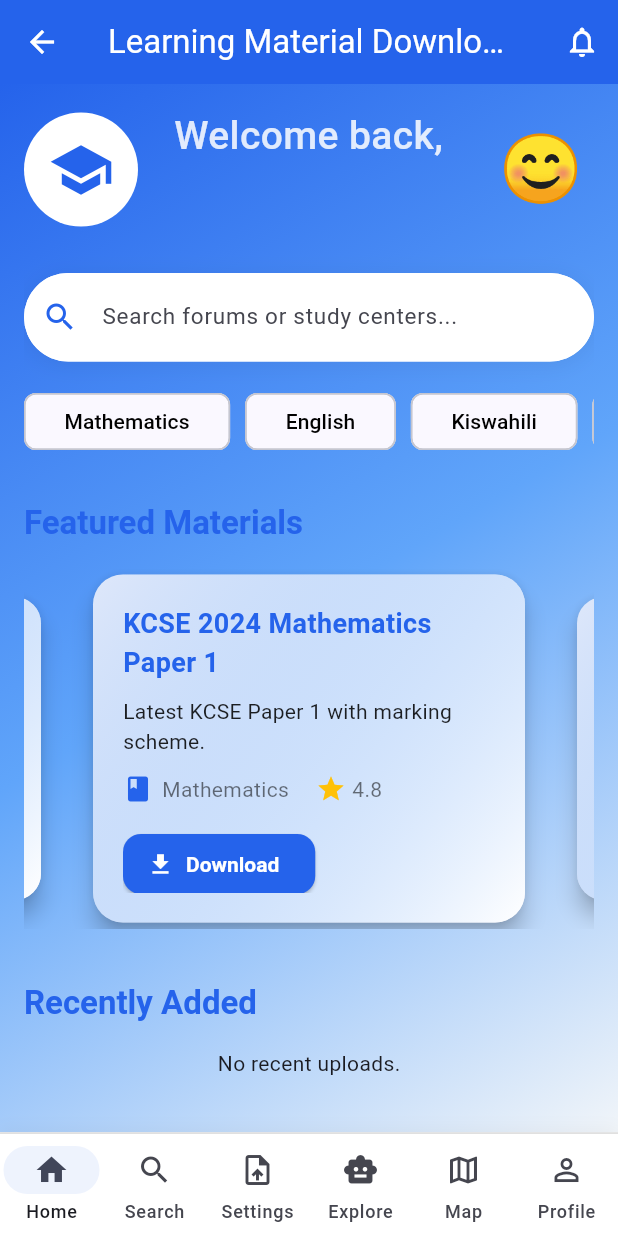
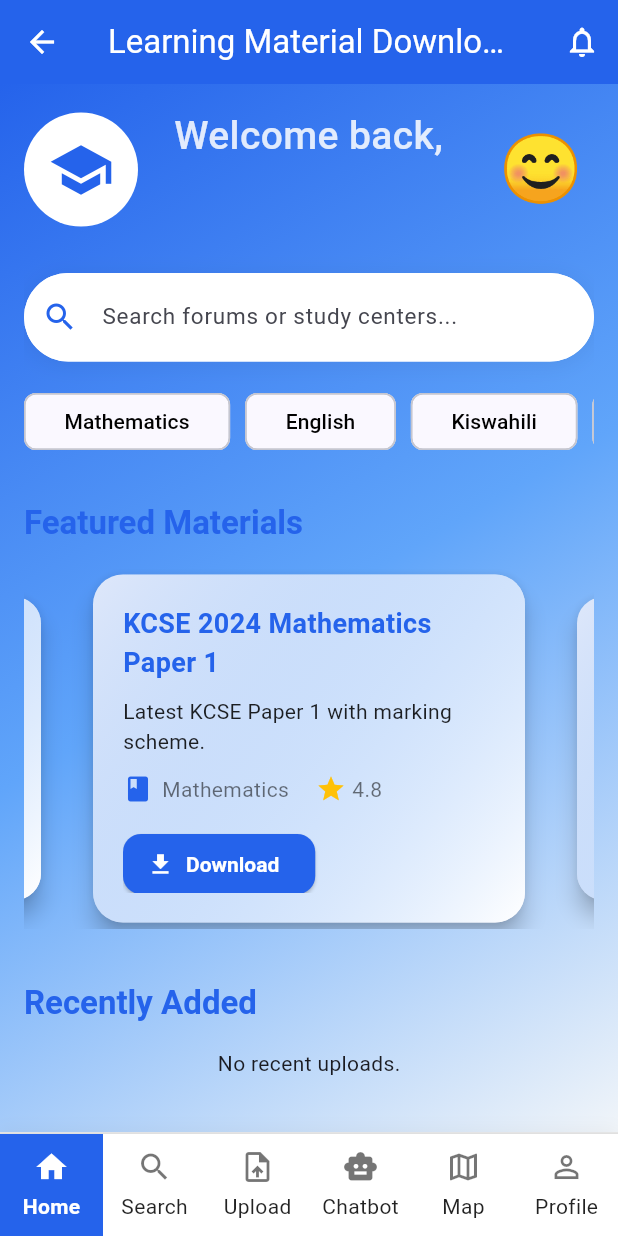
Before and after one commit to Faqih001/learning_material_downloader-app, a Flutter app: the HomeScreen screen opened by its route, on a phone screen of 412 x 824 dp. Run offline on Flutter 3.47's test engine with Material 3 defaults, Android fonts, the phone set to English and light mode, and no system bars; drawn by our look-alikes of carousel_slider; our stand-ins replace file_picker, flutter_dotenv, google_generative_ai, google_maps_flutter, shared_preferences, smooth_page_indicator and 1 more; accounts and stored records are empty.

Commit message:
feat: Implement custom navigation bar for improved user experience in home screen

```diff
--- a/lib/screens/home_screen.dart
+++ b/lib/screens/home_screen.dart
@@ -12,6 +12,7 @@ import 'upload_screen.dart';
 import 'chatbot_screen.dart';
 import 'map_screen.dart';
 import 'profile_screen.dart';
+import '../widgets/app_nav_bar.dart';
 
 class HomeScreen extends StatefulWidget {
   const HomeScreen({super.key});
@@ -78,61 +79,9 @@ class _HomeScreenState extends State<HomeScreen> {
         index: _selectedIndex,
         children: List.generate(_pages.length, (i) => _buildSafePage(i)),
       ),
-      bottomNavigationBar: Container(
-        decoration: BoxDecoration(
-          color: Colors.white,
-          border: Border(
-            top: BorderSide(color: Colors.grey.shade300, width: 1.2),
-          ),
-          boxShadow: [
-            BoxShadow(
-              color: Colors.black.withValues(alpha: 0.04),
-              blurRadius: 8,
-              offset: const Offset(0, -2),
-            ),
-          ],
-        ),
-        child: NavigationBar(
-          height: 68,
-          selectedIndex: _selectedIndex,
-          onDestinationSelected: _onItemTapped,
-          backgroundColor: Colors.transparent,
-          indicatorColor: const Color(0xFF2563EB).withValues(alpha: 0.08),
-          elevation: 0,
-          labelBehavior: NavigationDestinationLabelBehavior.alwaysShow,
-          destinations: const [
-            NavigationDestination(
-              icon: Icon(Icons.home_outlined),
-              selectedIcon: Icon(Icons.home),
-              label: 'Home',
-            ),
-            NavigationDestination(
-              icon: Icon(Icons.search_outlined),
-              selectedIcon: Icon(Icons.search),
-              label: 'Search',
-            ),
-            NavigationDestination(
-              icon: Icon(Icons.upload_file_outlined),
-              selectedIcon: Icon(Icons.upload_file),
-              label: 'Settings',
-            ),
-            NavigationDestination(
-              icon: Icon(Icons.smart_toy),
-              selectedIcon: Icon(Icons.smart_toy),
-              label: 'Explore',
-            ),
-            NavigationDestination(
-              icon: Icon(Icons.map_outlined),
-              selectedIcon: Icon(Icons.map),
-              label: 'Map',
-            ),
-            NavigationDestination(
-              icon: Icon(Icons.person_outline),
-              selectedIcon: Icon(Icons.person),
-              label: 'Profile',
-            ),
-          ],
-        ),
+      bottomNavigationBar: AppNavBar(
+        selectedIndex: _selectedIndex,
+        onItemTapped: _onItemTapped,
       ),
     );
   }
--- /dev/null
+++ b/lib/widgets/app_nav_bar.dart
@@ -0,0 +1,129 @@
+import 'package:flutter/material.dart';
+
+class AppNavBar extends StatefulWidget {
+  final int selectedIndex;
+  final ValueChanged<int> onItemTapped;
+  const AppNavBar({
+    super.key,
+    required this.selectedIndex,
+    required this.onItemTapped,
+  });
+
+  @override
+  State<AppNavBar> createState() => _AppNavBarState();
+}
+
+class _AppNavBarState extends State<AppNavBar> {
+  int? _hoveredIndex;
+
+  static const List<_NavBarItemData> _items = [
+    _NavBarItemData(
+      icon: Icons.home_outlined,
+      selectedIcon: Icons.home,
+      label: 'Home',
+    ),
+    _NavBarItemData(
+      icon: Icons.search_outlined,
+      selectedIcon: Icons.search,
+      label: 'Search',
+    ),
+    _NavBarItemData(
+      icon: Icons.upload_file_outlined,
+      selectedIcon: Icons.upload_file,
+      label: 'Upload',
+    ),
+    _NavBarItemData(
+      icon: Icons.smart_toy,
+      selectedIcon: Icons.smart_toy,
+      label: 'Chatbot',
+    ),
+    _NavBarItemData(
+      icon: Icons.map_outlined,
+      selectedIcon: Icons.map,
+      label: 'Map',
+    ),
+    _NavBarItemData(
+      icon: Icons.person_outline,
+      selectedIcon: Icons.person,
+      label: 'Profile',
+    ),
+  ];
+
+  @override
+  Widget build(BuildContext context) {
+    return Container(
+      decoration: BoxDecoration(
+        color: Colors.white,
+        border: Border(
+          top: BorderSide(color: Colors.grey.shade300, width: 1.2),
+        ),
+        boxShadow: [
+          BoxShadow(
+            color: Colors.black.withOpacity(0.04),
+            blurRadius: 8,
+            offset: const Offset(0, -2),
+          ),
+        ],
+      ),
+      child: Row(
+        mainAxisAlignment: MainAxisAlignment.spaceAround,
+        children: List.generate(_items.length, (i) {
+          final item = _items[i];
+          final bool isSelected = widget.selectedIndex == i;
+          final bool isHovered = _hoveredIndex == i;
+          final Color bgColor =
+              isSelected || isHovered
+                  ? const Color(0xFF2563EB)
+                  : Colors.transparent;
+          final Color iconColor =
+              isSelected || isHovered ? Colors.white : Colors.black54;
+          final Color textColor =
+              isSelected || isHovered ? Colors.white : Colors.black87;
+          return Expanded(
+            child: MouseRegion(
+              onEnter: (_) => setState(() => _hoveredIndex = i),
+              onExit: (_) => setState(() => _hoveredIndex = null),
+              child: GestureDetector(
+                onTap: () => widget.onItemTapped(i),
+                child: AnimatedContainer(
+                  duration: const Duration(milliseconds: 150),
+                  height: 68,
+                  color: bgColor,
+                  child: Column(
+                    mainAxisAlignment: MainAxisAlignment.center,
+                    children: [
+                      Icon(
+                        isSelected ? item.selectedIcon : item.icon,
+                        color: iconColor,
+                      ),
+                      const SizedBox(height: 4),
+                      Text(
+                        item.label,
+                        style: TextStyle(
+                          color: textColor,
+                          fontWeight:
+                              isSelected ? FontWeight.bold : FontWeight.normal,
+                        ),
+                      ),
+                    ],
+                  ),
+                ),
+              ),
+            ),
+          );
+        }),
+      ),
+    );
+  }
+}
+
+class _NavBarItemData {
+  final IconData icon;
+  final IconData selectedIcon;
+  final String label;
+  const _NavBarItemData({
+    required this.icon,
+    required this.selectedIcon,
+    required this.label,
+  });
+}
```
Also changed, not shown: lib/screens/search_screen.dart (+47 -18 lines).
